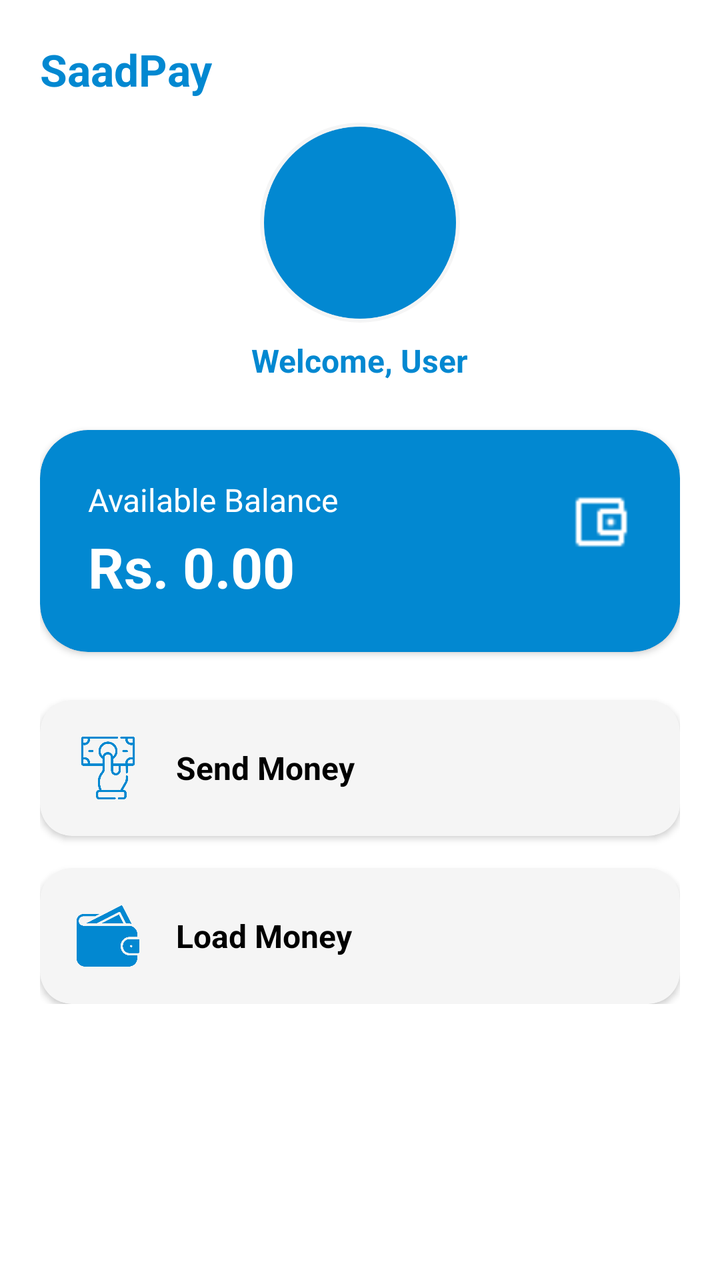
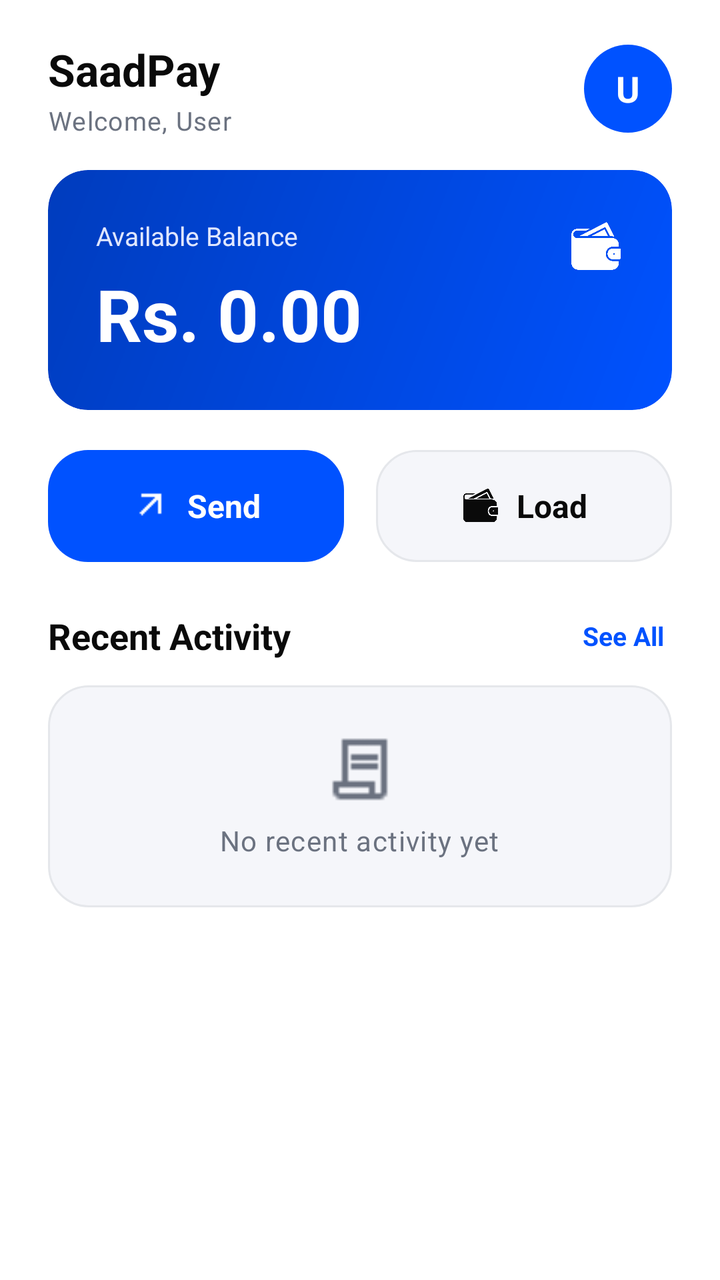

An Android layout rendered at two revisions. The XML below is the earlier revision; the diff shows what the commit changed to produce the second picture.
<!-- AndroidManifest.xml: application theme Theme.SaadPay -->
<!-- res/layout/fragment_dashboard.xml -->
<?xml version="1.0" encoding="utf-8"?>
<ScrollView xmlns:android="http://schemas.android.com/apk/res/android"
    xmlns:app="http://schemas.android.com/apk/res-auto"
    xmlns:card_view="http://schemas.android.com/apk/res-auto"
    xmlns:tools="http://schemas.android.com/tools"
    android:layout_width="match_parent"
    android:layout_height="match_parent"
    android:background="@color/white"
    android:padding="20dp">


    <LinearLayout
        android:id="@+id/dashboardRoot"
        android:layout_width="match_parent"
        android:layout_height="wrap_content"
        android:orientation="vertical">

        <LinearLayout
            android:layout_width="match_parent"
            android:layout_height="wrap_content"
            android:orientation="vertical"
            android:gravity="center_horizontal"
            android:layout_marginBottom="24dp">

            <RelativeLayout
                android:layout_width="match_parent"
                android:layout_height="wrap_content">

                <TextView
                    android:id="@+id/appNameText"
                    android:layout_width="wrap_content"
                    android:layout_height="wrap_content"
                    android:text="SaadPay"
                    android:textSize="22sp"
                    android:textStyle="bold"
                    android:textColor="@color/primaryColor"
                    android:layout_alignParentStart="true" />
            </RelativeLayout>

            <ImageView
                android:id="@+id/profileImageView"
                android:layout_width="100dp"
                android:layout_height="100dp"
                android:src="@drawable/ic_person"
                android:layout_marginTop="12dp"
                android:layout_marginBottom="8dp"
                android:scaleType="centerCrop"
                android:background="@drawable/circle_background"
                android:padding="2dp"
                android:contentDescription="Profile"
                app:tint="@color/primaryColor" />

            <TextView
                android:id="@+id/welcomeTextView"
                android:layout_width="wrap_content"
                android:layout_height="wrap_content"
                android:text="Welcome, User"
                android:textColor="@color/primaryColor"
                android:textSize="16sp"
                android:textStyle="bold" />
        </LinearLayout>

        <androidx.cardview.widget.CardView
            android:layout_width="match_parent"
            android:layout_height="wrap_content"
            android:layout_marginBottom="24dp"
            card_view:cardCornerRadius="24dp"
            card_view:cardElevation="2dp"
            card_view:cardBackgroundColor="@color/primaryColor">

            <RelativeLayout
                android:layout_width="match_parent"
                android:layout_height="wrap_content"
                android:padding="24dp">

                <LinearLayout
                    android:layout_width="wrap_content"
                    android:layout_height="wrap_content"
                    android:orientation="vertical">

                    <TextView
                        android:layout_width="wrap_content"
                        android:layout_height="wrap_content"
                        android:text="Available Balance"
                        android:textColor="@android:color/white"
                        android:textSize="16sp" />

                    <TextView
                        android:id="@+id/balanceTextView"
                        android:layout_width="wrap_content"
                        android:layout_height="wrap_content"
                        android:text="Rs. 0.00"
                        android:textSize="28sp"
                        android:textStyle="bold"
                        android:textColor="@android:color/white"
                        android:layout_marginTop="4dp" />
                </LinearLayout>

                <ImageView
                    android:id="@+id/walletIcon"
                    android:layout_width="32dp"
                    android:layout_height="32dp"
                    android:src="@drawable/ic_account_balance_wallet"
                    app:tint="@android:color/white"
                    android:layout_alignParentEnd="true"
                    android:layout_marginTop="6dp" />
            </RelativeLayout>
        </androidx.cardview.widget.CardView>

        <androidx.cardview.widget.CardView
            android:id="@+id/sendMoneyButton"
            android:layout_width="match_parent"
            android:layout_height="wrap_content"
            android:layout_marginBottom="16dp"
            card_view:cardCornerRadius="16dp"
            card_view:cardElevation="2dp"
            card_view:cardBackgroundColor="@color/light_gray">

            <LinearLayout
                android:layout_width="match_parent"
                android:layout_height="wrap_content"
                android:orientation="horizontal"
                android:padding="16dp"
                android:gravity="center_vertical">

                <ImageView
                    android:layout_width="36dp"
                    android:layout_height="36dp"
                    android:src="@drawable/ic_send_money"
                    app:tint="@color/primaryColor" />

                <TextView
                    android:layout_width="wrap_content"
                    android:layout_height="wrap_content"
                    android:text="Send Money"
                    android:textSize="16sp"
                    android:textColor="@android:color/black"
                    android:layout_marginStart="16dp"
                    android:textStyle="bold" />
            </LinearLayout>
        </androidx.cardview.widget.CardView>

        <androidx.cardview.widget.CardView
            android:id="@+id/loadMoneyButton"
            android:layout_width="match_parent"
            android:layout_height="wrap_content"
            card_view:cardCornerRadius="16dp"
            card_view:cardElevation="2dp"
            card_view:cardBackgroundColor="@color/light_gray">

            <LinearLayout
                android:layout_width="match_parent"
                android:layout_height="wrap_content"
                android:orientation="horizontal"
                android:padding="16dp"
                android:gravity="center_vertical">

                <ImageView
                    android:layout_width="36dp"
                    android:layout_height="36dp"
                    android:src="@drawable/ic_wallet"
                    app:tint="@color/primaryColor" />

                <TextView
                    android:layout_width="wrap_content"
                    android:layout_height="wrap_content"
                    android:text="Load Money"
                    android:textSize="16sp"
                    android:textColor="@android:color/black"
                    android:layout_marginStart="16dp"
                    android:textStyle="bold" />
            </LinearLayout>
        </androidx.cardview.widget.CardView>
    </LinearLayout>
</ScrollView>
<!-- resources referenced by this layout -->
<resources>
  <color name="light_gray">#F5F5F5</color>
  <color name="primaryColor">#0288D1</color>
  <color name="white">#FFFFFFFF</color>
  <!-- drawable circle_background (drawable) -->
  <?xml version="1.0" encoding="utf-8"?>
  <shape xmlns:android="http://schemas.android.com/apk/res/android"
      android:shape="oval">
      <solid android:color="@color/light_gray" />
  </shape>
  <!-- drawable ic_account_balance_wallet: png bitmap (drawable, 229 bytes) -->
  <!-- drawable ic_person: png bitmap (drawable, 25344 bytes) -->
  <!-- drawable ic_send_money: png bitmap (drawable, 21523 bytes) -->
  <!-- drawable ic_wallet: png bitmap (drawable, 14427 bytes) -->
  <style name="Theme.SaadPay" parent="Theme.Material3.DayNight.NoActionBar">
          <item name="colorPrimary">@color/primaryColor</item>
          <item name="colorPrimaryVariant">@color/primaryDarkColor</item>
          <item name="colorOnPrimary">#FFFFFF</item>
          <item name="android:statusBarColor" tools:targetApi="l">@color/primaryDarkColor</item>
          <item name="colorSecondary">@color/accentColor</item>
          <item name="colorOnSecondary">#FFFFFF</item>
          <item name="android:colorBackground">#FFFFFF</item>
          <item name="colorSurface">#FFFFFF</item>
      </style>
  <color name="primaryDarkColor">#01579B</color>
  <color name="accentColor">#03A9F4</color>
</resources>

<!-- the commit's change to res/layout/fragment_dashboard.xml (unified diff, before → after) -->
@@ -1,76 +1,83 @@
 <?xml version="1.0" encoding="utf-8"?>
 <ScrollView xmlns:android="http://schemas.android.com/apk/res/android"
     xmlns:app="http://schemas.android.com/apk/res-auto"
-    xmlns:card_view="http://schemas.android.com/apk/res-auto"
     xmlns:tools="http://schemas.android.com/tools"
     android:layout_width="match_parent"
     android:layout_height="match_parent"
-    android:background="@color/white"
-    android:padding="20dp">
-
+    android:background="@color/background"
+    android:fillViewport="true">
 
     <LinearLayout
         android:id="@+id/dashboardRoot"
         android:layout_width="match_parent"
         android:layout_height="wrap_content"
-        android:orientation="vertical">
-
-        <LinearLayout
-            android:layout_width="match_parent"
-            android:layout_height="wrap_content"
-            android:orientation="vertical"
-            android:gravity="center_horizontal"
-            android:layout_marginBottom="24dp">
+        android:orientation="vertical"
+        android:paddingHorizontal="24dp"
+        android:paddingVertical="20dp">
+
+        
+        <RelativeLayout
+            android:layout_width="match_parent"
+            android:layout_height="wrap_content"
+            android:layout_marginBottom="16dp">
+
+            <LinearLayout
+                android:layout_width="wrap_content"
+                android:layout_height="wrap_content"
+                android:layout_alignParentStart="true"
+                android:layout_centerVertical="true"
+                android:orientation="vertical">
+
+                <TextView
+                    android:id="@+id/appNameText"
+                    android:layout_width="wrap_content"
+                    android:layout_height="wrap_content"
+                    android:text="SaadPay"
+                    style="@style/TextAppearance.Fintech.Title" />
+
+                <TextView
+                    android:id="@+id/welcomeTextView"
+                    android:layout_width="wrap_content"
+                    android:layout_height="wrap_content"
+                    android:text="Welcome, User"
+                    style="@style/TextAppearance.Fintech.Secondary"
+                    android:layout_marginTop="2dp" />
+            </LinearLayout>
+
+            
+            <FrameLayout
+                android:id="@+id/avatarBadge"
+                android:layout_width="44dp"
+                android:layout_height="44dp"
+                android:layout_alignParentEnd="true"
+                android:layout_centerVertical="true"
+                android:background="@drawable/bg_avatar_circle">
+
+                <TextView
+                    android:id="@+id/userInitialTextView"
+                    android:layout_width="wrap_content"
+                    android:layout_height="wrap_content"
+                    android:layout_gravity="center"
+                    android:text="U"
+                    android:textColor="@color/white"
+                    android:textSize="18sp"
+                    android:textStyle="bold" />
+            </FrameLayout>
+        </RelativeLayout>
+
+        
+        <androidx.cardview.widget.CardView
+            android:layout_width="match_parent"
+            android:layout_height="wrap_content"
+            android:layout_marginBottom="20dp"
+            app:cardCornerRadius="20dp"
+            app:cardElevation="0dp"
+            app:cardPreventCornerOverlap="false">
 
             <RelativeLayout
                 android:layout_width="match_parent"
-                android:layout_height="wrap_content">
-
-                <TextView
-                    android:id="@+id/appNameText"
-                    android:layout_width="wrap_content"
-                    android:layout_height="wrap_content"
-                    android:text="SaadPay"
-                    android:textSize="22sp"
-                    android:textStyle="bold"
-                    android:textColor="@color/primaryColor"
-                    android:layout_alignParentStart="true" />
-            </RelativeLayout>
-
-            <ImageView
-                android:id="@+id/profileImageView"
-                android:layout_width="100dp"
-                android:layout_height="100dp"
-                android:src="@drawable/ic_person"
-                android:layout_marginTop="12dp"
-                android:layout_marginBottom="8dp"
-                android:scaleType="centerCrop"
-                android:background="@drawable/circle_background"
-                android:padding="2dp"
-                android:contentDescription="Profile"
-                app:tint="@color/primaryColor" />
-
-            <TextView
-                android:id="@+id/welcomeTextView"
-                android:layout_width="wrap_content"
-                android:layout_height="wrap_content"
-                android:text="Welcome, User"
-                android:textColor="@color/primaryColor"
-                android:textSize="16sp"
-                android:textStyle="bold" />
-        </LinearLayout>
-
-        <androidx.cardview.widget.CardView
-            android:layout_width="match_parent"
-            android:layout_height="wrap_content"
-            android:layout_marginBottom="24dp"
-            card_view:cardCornerRadius="24dp"
-            card_view:cardElevation="2dp"
-            card_view:cardBackgroundColor="@color/primaryColor">
-
-            <RelativeLayout
-                android:layout_width="match_parent"
-                android:layout_height="wrap_content"
+                android:layout_height="wrap_content"
+                android:background="@drawable/bg_balance_card"
                 android:padding="24dp">
 
                 <LinearLayout
@@ -82,94 +89,237 @@
                         android:layout_width="wrap_content"
                         android:layout_height="wrap_content"
                         android:text="Available Balance"
-                        android:textColor="@android:color/white"
-                        android:textSize="16sp" />
+                        android:textColor="#E0E7FF"
+                        android:textSize="13sp" />
 
                     <TextView
                         android:id="@+id/balanceTextView"
                         android:layout_width="wrap_content"
                         android:layout_height="wrap_content"
                         android:text="Rs. 0.00"
-                        android:textSize="28sp"
-                        android:textStyle="bold"
-                        android:textColor="@android:color/white"
-                        android:layout_marginTop="4dp" />
+                        style="@style/TextAppearance.Fintech.Balance"
+                        android:layout_marginTop="6dp" />
                 </LinearLayout>
 
                 <ImageView
                     android:id="@+id/walletIcon"
-                    android:layout_width="32dp"
-                    android:layout_height="32dp"
-                    android:src="@drawable/ic_account_balance_wallet"
-                    app:tint="@android:color/white"
+                    android:layout_width="28dp"
+                    android:layout_height="28dp"
                     android:layout_alignParentEnd="true"
-                    android:layout_marginTop="6dp" />
+                    android:layout_alignParentTop="true"
+                    android:src="@drawable/ic_wallet"
+                    app:tint="@color/white" />
             </RelativeLayout>
         </androidx.cardview.widget.CardView>
 
-        <androidx.cardview.widget.CardView
-            android:id="@+id/sendMoneyButton"
-            android:layout_width="match_parent"
-            android:layout_height="wrap_content"
-            android:layout_marginBottom="16dp"
-            card_view:cardCornerRadius="16dp"
-            card_view:cardElevation="2dp"
-            card_view:cardBackgroundColor="@color/light_gray">
-
-            <LinearLayout
-                android:layout_width="match_parent"
-                android:layout_height="wrap_content"
-                android:orientation="horizontal"
-                android:padding="16dp"
-                android:gravity="center_vertical">
-
-                <ImageView
-                    android:layout_width="36dp"
-                    android:layout_height="36dp"
-                    android:src="@drawable/ic_send_money"
-                    app:tint="@color/primaryColor" />
-
-                <TextView
-                    android:layout_width="wrap_content"
-                    android:layout_height="wrap_content"
-                    android:text="Send Money"
-                    android:textSize="16sp"
-                    android:textColor="@android:color/black"
-                    android:layout_marginStart="16dp"
-                    android:textStyle="bold" />
-            </LinearLayout>
-        </androidx.cardview.widget.CardView>
-
-        <androidx.cardview.widget.CardView
-            android:id="@+id/loadMoneyButton"
-            android:layout_width="match_parent"
-            android:layout_height="wrap_content"
-            card_view:cardCornerRadius="16dp"
-            card_view:cardElevation="2dp"
-            card_view:cardBackgroundColor="@color/light_gray">
-
-            <LinearLayout
-                android:layout_width="match_parent"
-                android:layout_height="wrap_content"
-                android:orientation="horizontal"
-                android:padding="16dp"
-                android:gravity="center_vertical">
-
-                <ImageView
-                    android:layout_width="36dp"
-                    android:layout_height="36dp"
-                    android:src="@drawable/ic_wallet"
-                    app:tint="@color/primaryColor" />
-
-                <TextView
-                    android:layout_width="wrap_content"
-                    android:layout_height="wrap_content"
-                    android:text="Load Money"
-                    android:textSize="16sp"
-                    android:textColor="@android:color/black"
-                    android:layout_marginStart="16dp"
-                    android:textStyle="bold" />
-            </LinearLayout>
-        </androidx.cardview.widget.CardView>
+        
+        <LinearLayout
+            android:layout_width="match_parent"
+            android:layout_height="wrap_content"
+            android:orientation="horizontal"
+            android:weightSum="2"
+            android:layout_marginBottom="24dp">
+
+            
+            <FrameLayout
+                android:id="@+id/sendMoneyButton"
+                android:layout_width="0dp"
+                android:layout_height="56dp"
+                android:layout_weight="1"
+                android:layout_marginEnd="8dp"
+                android:background="@drawable/bg_button_primary"
+                android:clickable="true"
+                android:focusable="true">
+
+                <LinearLayout
+                    android:layout_width="wrap_content"
+                    android:layout_height="wrap_content"
+                    android:layout_gravity="center"
+                    android:gravity="center_vertical"
+                    android:orientation="horizontal">
+
+                    <ImageView
+                        android:layout_width="20dp"
+                        android:layout_height="20dp"
+                        android:src="@drawable/ic_send"
+                        app:tint="@color/white" />
+
+                    <TextView
+                        android:layout_width="wrap_content"
+                        android:layout_height="wrap_content"
+                        android:layout_marginStart="8dp"
+                        android:text="Send"
+                        android:textColor="@color/white"
+                        android:textSize="16sp"
+                        android:textStyle="bold" />
+                </LinearLayout>
+            </FrameLayout>
+
+            
+            <FrameLayout
+                android:id="@+id/loadMoneyButton"
+                android:layout_width="0dp"
+                android:layout_height="56dp"
+                android:layout_weight="1"
+                android:layout_marginStart="8dp"
+                android:background="@drawable/bg_button_secondary"
+                android:clickable="true"
+                android:focusable="true">
+
+                <LinearLayout
+                    android:layout_width="wrap_content"
+                    android:layout_height="wrap_content"
+                    android:layout_gravity="center"
+                    android:gravity="center_vertical"
+                    android:orientation="horizontal">
+
+                    <ImageView
+                        android:layout_width="20dp"
+                        android:layout_height="20dp"
+                        android:src="@drawable/ic_wallet"
+                        app:tint="@color/text_primary" />
+
+                    <TextView
+                        android:layout_width="wrap_content"
+                        android:layout_height="wrap_content"
+                        android:layout_marginStart="8dp"
+                        android:text="Load"
+                        android:textColor="@color/text_primary"
+                        android:textSize="16sp"
+                        android:textStyle="bold" />
+                </LinearLayout>
+            </FrameLayout>
+        </LinearLayout>
+
+        
+        <RelativeLayout
+            android:layout_width="match_parent"
+            android:layout_height="wrap_content"
+            android:layout_marginBottom="12dp">
+
+            <TextView
+                android:id="@+id/recentActivityTitle"
+                android:layout_width="wrap_content"
+                android:layout_height="wrap_content"
+                android:layout_alignParentStart="true"
+                android:layout_centerVertical="true"
+                android:text="Recent Activity"
+                style="@style/TextAppearance.Fintech.Title"
+                android:textSize="18sp" />
+
+            <TextView
+                android:id="@+id/seeAllTextView"
+                android:layout_width="wrap_content"
+                android:layout_height="wrap_content"
+                android:layout_alignParentEnd="true"
+                android:layout_centerVertical="true"
+                android:padding="4dp"
+                android:text="See All"
+                android:textColor="@color/primary"
+                android:textSize="13sp"
+                android:textStyle="bold" />
+        </RelativeLayout>
+
+        
+        <androidx.recyclerview.widget.RecyclerView
+            android:id="@+id/recentRecyclerView"
+            android:layout_width="match_parent"
+            android:layout_height="wrap_content"
+            android:nestedScrollingEnabled="false"
+            android:visibility="gone"
+            tools:listitem="@layout/item_transaction" />
+
+        
+        <LinearLayout
+            android:id="@+id/emptyStateLayout"
+            android:layout_width="match_parent"
+            android:layout_height="wrap_content"
+            android:background="@drawable/bg_button_secondary"
+            android:gravity="center"
+            android:orientation="vertical"
+            android:padding="24dp"
+            android:visibility="visible">
+
+            <ImageView
+                android:layout_width="36dp"
+                android:layout_height="36dp"
+                android:src="@drawable/ic_transaction"
+                app:tint="@color/text_secondary" />
+
+            <TextView
+                android:layout_width="wrap_content"
+                android:layout_height="wrap_content"
+                android:layout_marginTop="8dp"
+                android:text="No recent activity yet"
+                style="@style/TextAppearance.Fintech.Secondary"
+                android:textSize="14sp" />
+        </LinearLayout>
     </LinearLayout>
 </ScrollView>
+<!-- res/layout/item_transaction.xml (included above) -->
+<?xml version="1.0" encoding="utf-8"?>
+<androidx.cardview.widget.CardView xmlns:android="http://schemas.android.com/apk/res/android"
+    xmlns:card_view="http://schemas.android.com/apk/res-auto"
+    android:layout_width="match_parent"
+    android:layout_height="wrap_content"
+    xmlns:app="http://schemas.android.com/tools"
+    android:layout_marginBottom="12dp"
+    card_view:cardCornerRadius="16dp"
+    card_view:cardElevation="4dp"
+    android:backgroundTint="@color/white">
+
+    <LinearLayout
+        android:layout_width="match_parent"
+        android:layout_height="wrap_content"
+        android:orientation="horizontal"
+        android:gravity="center_vertical"
+        android:padding="16dp">
+
+
+        <ImageView
+            android:id="@+id/transactionIcon"
+            android:layout_width="40dp"
+            android:layout_height="40dp"
+            android:src="@drawable/ic_transaction"
+            app:tint="@android:color/darker_gray"
+            android:layout_marginEnd="12dp" />
+
+
+        <LinearLayout
+            android:layout_width="0dp"
+            android:layout_height="wrap_content"
+            android:layout_weight="1"
+            android:orientation="vertical">
+
+
+            <TextView
+                android:id="@+id/amountTextView"
+                android:layout_width="wrap_content"
+                android:layout_height="wrap_content"
+                android:text="Rs. 500.00"
+                android:textStyle="bold"
+                android:textSize="18sp"
+                android:textColor="@android:color/black" />
+
+            <TextView
+                android:id="@+id/typeTextView"
+                android:layout_width="wrap_content"
+                android:layout_height="wrap_content"
+                android:text="Sent to Saad"
+                android:textSize="14sp"
+                android:textColor="@android:color/darker_gray"
+                android:layout_marginTop="2dp"
+                android:maxLines="1"
+                android:ellipsize="end" />
+
+            <TextView
+                android:id="@+id/dateTextView"
+                android:layout_width="wrap_content"
+                android:layout_height="wrap_content"
+                android:text="12 Jul 2025, 6:30 PM"
+                android:textSize="12sp"
+                android:textColor="@android:color/darker_gray"
+                android:layout_marginTop="2dp"/>
+        </LinearLayout>
+    </LinearLayout>
+</androidx.cardview.widget.CardView>
<!-- resource entries referenced after the edit -->
@@ -1,18 +1,60 @@
 <!-- resources referenced by this layout -->
 <resources>
-  <color name="light_gray">#F5F5F5</color>
-  <color name="primaryColor">#0288D1</color>
-  <color name="white">#FFFFFFFF</color>
-  <!-- drawable circle_background (drawable) -->
+  <color name="background">#FFFFFF</color>
+  <color name="primary">#0052FF</color>
+  <color name="text_primary">#0A0A0A</color>
+  <color name="text_secondary">#6B7280</color>
+  <color name="primaryColor">#0052FF</color>
+  <color name="white">#FFFFFF</color>
+  <!-- drawable bg_avatar_circle (drawable) -->
   <?xml version="1.0" encoding="utf-8"?>
   <shape xmlns:android="http://schemas.android.com/apk/res/android"
       android:shape="oval">
-      <solid android:color="@color/light_gray" />
+      <solid android:color="@color/primary" />
   </shape>
-  <!-- drawable ic_account_balance_wallet: png bitmap (drawable, 229 bytes) -->
-  <!-- drawable ic_person: png bitmap (drawable, 25344 bytes) -->
-  <!-- drawable ic_send_money: png bitmap (drawable, 21523 bytes) -->
+  <!-- drawable bg_balance_card (drawable) -->
+  <?xml version="1.0" encoding="utf-8"?>
+  <shape xmlns:android="http://schemas.android.com/apk/res/android"
+      android:shape="rectangle">
+      <gradient
+          android:angle="135"
+          android:startColor="#0052FF"
+          android:endColor="#003CBD"
+          android:type="linear" />
+      <corners android:radius="20dp" />
+  </shape>
+  <!-- drawable bg_button_primary (drawable) -->
+  <?xml version="1.0" encoding="utf-8"?>
+  <shape xmlns:android="http://schemas.android.com/apk/res/android"
+      android:shape="rectangle">
+      <solid android:color="@color/primary" />
+      <corners android:radius="20dp" />
+  </shape>
+  <!-- drawable bg_button_secondary (drawable) -->
+  <?xml version="1.0" encoding="utf-8"?>
+  <shape xmlns:android="http://schemas.android.com/apk/res/android"
+      android:shape="rectangle">
+      <solid android:color="@color/surface" />
+      <stroke android:width="1dp" android:color="@color/border" />
+      <corners android:radius="20dp" />
+  </shape>
+  <!-- drawable ic_send: png bitmap (drawable, 214 bytes) -->
+  <!-- drawable ic_transaction: png bitmap (drawable, 208 bytes) -->
   <!-- drawable ic_wallet: png bitmap (drawable, 14427 bytes) -->
+  <style name="TextAppearance.Fintech.Balance" parent="TextAppearance.Material3.HeadlineLarge">
+          <item name="android:textSize">36sp</item>
+          <item name="android:textStyle">bold</item>
+          <item name="android:textColor">@color/white</item>
+      </style>
+  <style name="TextAppearance.Fintech.Secondary" parent="TextAppearance.Material3.BodySmall">
+          <item name="android:textSize">13sp</item>
+          <item name="android:textColor">@color/text_secondary</item>
+      </style>
+  <style name="TextAppearance.Fintech.Title" parent="TextAppearance.Material3.TitleLarge">
+          <item name="android:textSize">22sp</item>
+          <item name="android:textStyle">bold</item>
+          <item name="android:textColor">@color/text_primary</item>
+      </style>
   <style name="Theme.SaadPay" parent="Theme.Material3.DayNight.NoActionBar">
           <item name="colorPrimary">@color/primaryColor</item>
           <item name="colorPrimaryVariant">@color/primaryDarkColor</item>
@@ -23,7 +65,9 @@
           <item name="android:colorBackground">#FFFFFF</item>
           <item name="colorSurface">#FFFFFF</item>
       </style>
-  <color name="primaryDarkColor">#01579B</color>
-  <color name="accentColor">#03A9F4</color>
+  <color name="surface">#F5F6FA</color>
+  <color name="border">#E5E7EB</color>
+  <color name="primaryDarkColor">#0040CC</color>
+  <color name="accentColor">#0052FF</color>
 </resources>
 
